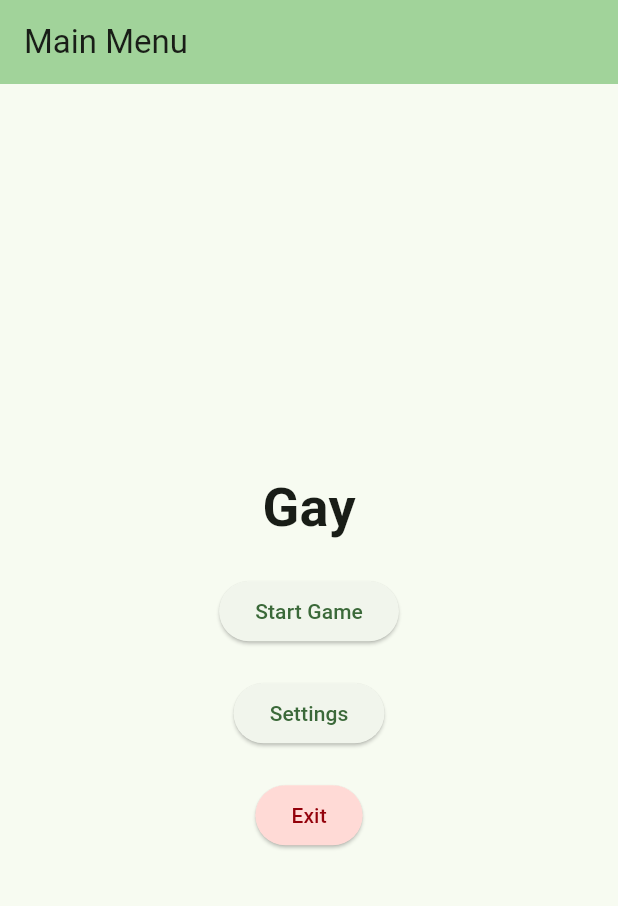
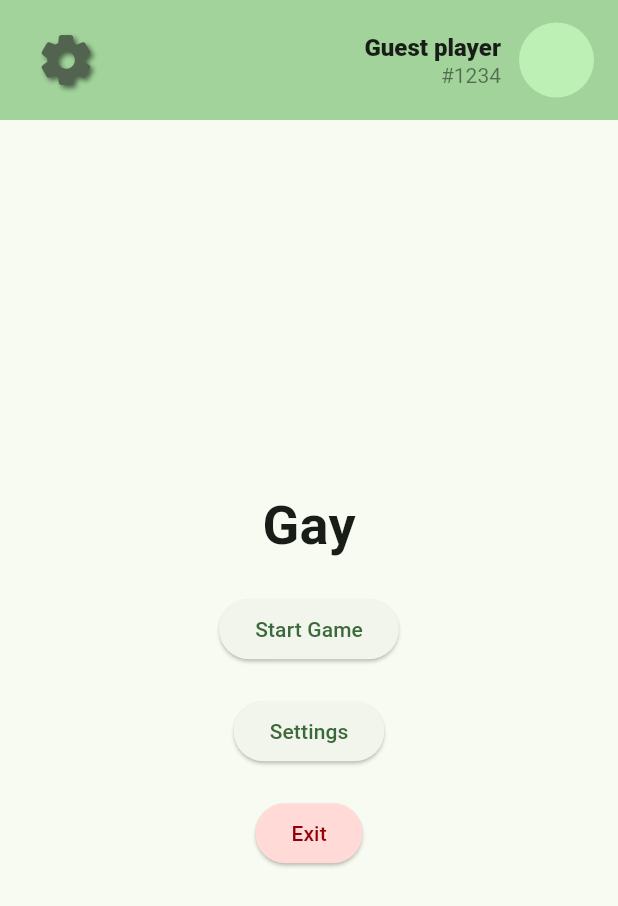
Before and after one commit to RomaZinkevich/the-bronzest-jade, a Flutter app: the screen it shows after launch, on a phone screen of 412 x 824 dp. Shown: the top 906 px of the screen. Run offline on Flutter 3.47's test engine with Material 3 defaults, Android fonts, the phone set to English and light mode, and no system bars.

Commit message:
Add appbar widget

```diff
--- a/frontend/lib/main.dart
+++ b/frontend/lib/main.dart
@@ -1,5 +1,5 @@
 import 'package:flutter/material.dart';
-import 'package:frontend/mainmenuscreen.dart';
+import 'package:guess_who/mainmenuscreen.dart';
 
 void main() {
   runApp(const MyApp());
@@ -11,7 +11,7 @@ class MyApp extends StatelessWidget {
   @override
   Widget build(BuildContext context) {
     return MaterialApp(
-      title: 'Flutter Demo',
+      title: 'Guess Who?',
       theme: ThemeData(
         colorScheme: ColorScheme.fromSeed(seedColor: Colors.green),
       ),
--- a/frontend/lib/mainmenuscreen.dart
+++ b/frontend/lib/mainmenuscreen.dart
@@ -1,6 +1,7 @@
 import 'package:flutter/material.dart';
 import 'package:flutter/services.dart';
-import 'package:frontend/gamescreen.dart';
+import 'package:guess_who/gamescreen.dart';
+import 'package:guess_who/widgets/appbar.dart';
 
 class MainMenuScreen extends StatelessWidget {
   const MainMenuScreen({super.key});
@@ -41,10 +42,10 @@ class MainMenuScreen extends StatelessWidget {
   @override
   Widget build(BuildContext context) {
     return Scaffold(
-      appBar: AppBar(
-        title: const Text('Main Menu'),
-        backgroundColor: Theme.of(context).colorScheme.inversePrimary,
-        automaticallyImplyLeading: true,
+      appBar: CustomAppBar(
+        playerName: "Guest player",
+        playerId: "#1234",
+        onSettingsPressed: () {},
       ),
       body: Center(
         child: Column(
--- /dev/null
+++ b/frontend/lib/widgets/appbar.dart
@@ -0,0 +1,71 @@
+import 'package:flutter/material.dart';
+
+class CustomAppBar extends StatelessWidget implements PreferredSizeWidget {
+  final String playerName;
+  final String playerId;
+  final String profilePicture;
+  final VoidCallback onSettingsPressed;
+
+  const CustomAppBar({
+    super.key,
+    this.profilePicture = "assets/bg.jpg",
+    required this.playerName,
+    required this.playerId,
+    required this.onSettingsPressed,
+  });
+
+  @override
+  Size get preferredSize => const Size.fromHeight(80);
+
+  @override
+  Widget build(BuildContext context) {
+    return AppBar(
+      backgroundColor: Theme.of(context).colorScheme.inversePrimary,
+      automaticallyImplyLeading: true,
+      toolbarHeight: 80,
+      title: Row(
+        mainAxisAlignment: MainAxisAlignment.spaceBetween,
+        children: [
+          IconButton(
+            onPressed: onSettingsPressed,
+            icon: Icon(
+              Icons.settings_rounded,
+              size: 40,
+              color: Theme.of(context).colorScheme.secondary,
+              shadows: [
+                Shadow(
+                  color: Colors.black54,
+                  offset: Offset(2, 2),
+                  blurRadius: 4,
+                ),
+              ],
+            ),
+          ),
+          Row(
+            children: [
+              Column(
+                crossAxisAlignment: CrossAxisAlignment.end,
+                mainAxisAlignment: MainAxisAlignment.center,
+                children: [
+                  Text(
+                    playerName,
+                    style: TextStyle(fontSize: 16, fontWeight: FontWeight.w900),
+                  ),
+                  Text(
+                    playerId,
+                    style: TextStyle(
+                      fontSize: 14,
+                      color: const Color.fromARGB(125, 0, 0, 0),
+                    ),
+                  ),
+                ],
+              ),
+              SizedBox(width: 12),
+              CircleAvatar(radius: 25),
+            ],
+          ),
+        ],
+      ),
+    );
+  }
+}
--- a/frontend/pubspec.yaml
+++ b/frontend/pubspec.yaml
@@ -1,5 +1,5 @@
-name: frontend
-description: "A new Flutter project."
+name: guess_who
+description: "Guess who? game"
 publish_to: 'none'
 
 version: 1.0.0+1
```
Also changed, not shown: 1 other file.
